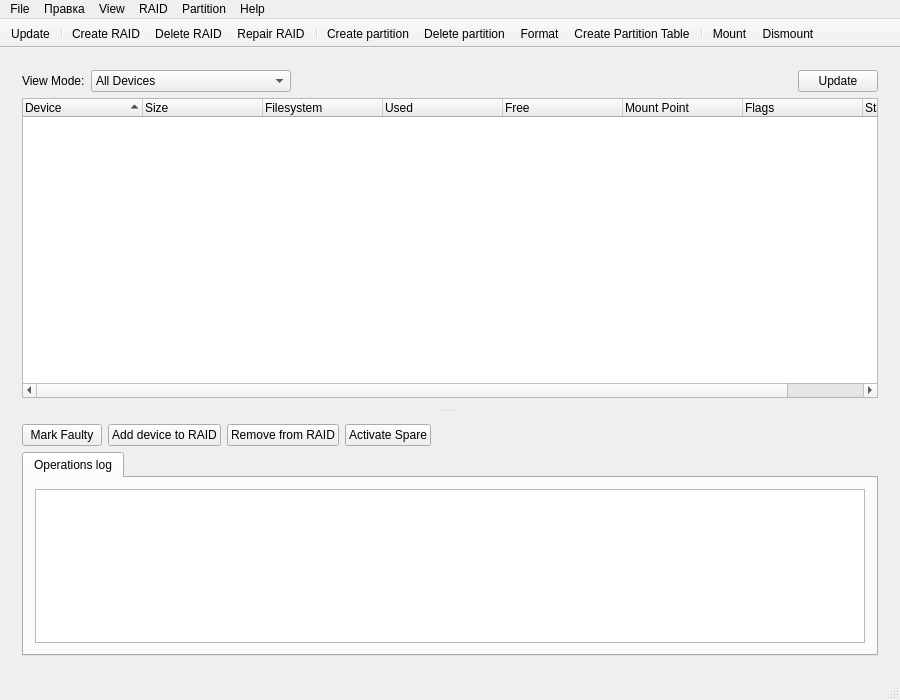
R031-E/fly-raid-manager, file mainwindow.ui: the form before one commit.
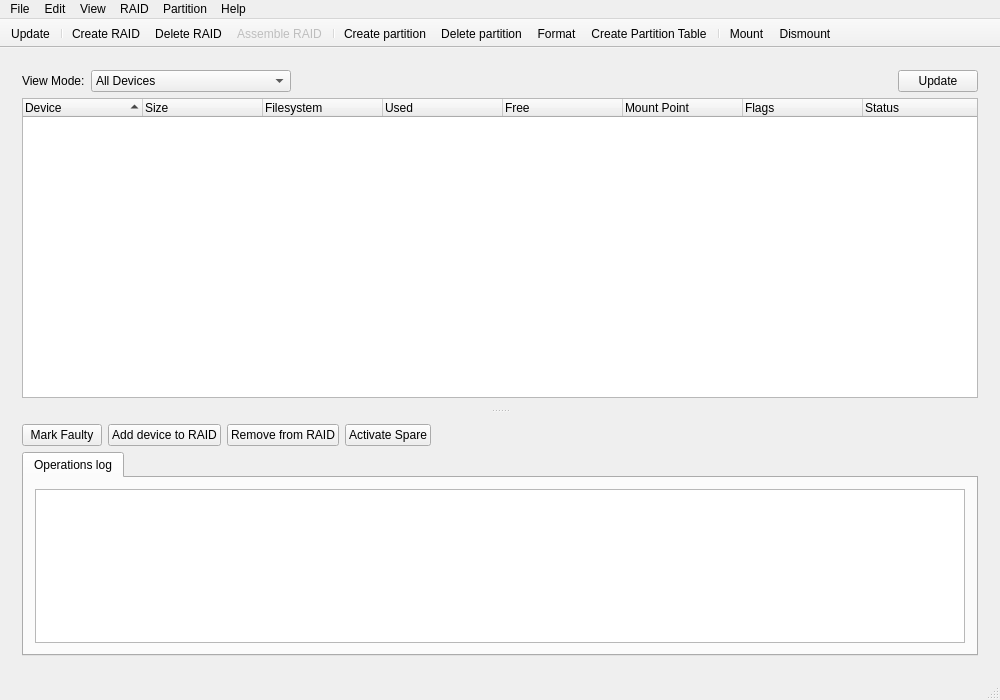
The form after the commit. Icons and pictures are not drawn.

Diff of the .ui file:
```diff
--- a/mainwindow.ui
+++ b/mainwindow.ui
@@ -6,7 +6,7 @@
    <rect>
     <x>0</x>
     <y>0</y>
-    <width>900</width>
+    <width>1000</width>
     <height>700</height>
    </rect>
   </property>
@@ -297,7 +297,7 @@
     <rect>
      <x>0</x>
      <y>0</y>
-     <width>900</width>
+     <width>1000</width>
      <height>22</height>
     </rect>
    </property>
@@ -311,7 +311,7 @@
    </widget>
    <widget class="QMenu" name="menuEdit">
     <property name="title">
-     <string>Правка</string>
+     <string>Edit</string>
     </property>
     <addaction name="actionSettings"/>
    </widget>
@@ -394,7 +394,7 @@
    <addaction name="separator"/>
    <addaction name="actionCreateRaid"/>
    <addaction name="actionDestroyRaid"/>
-   <addaction name="actionRepairRaid"/>
+   <addaction name="actionAssembleRaid"/>
    <addaction name="separator"/>
    <addaction name="actionCreatePartition"/>
    <addaction name="actionDeletePartition"/>
@@ -502,13 +502,16 @@
     <string>Mark Faulty</string>
    </property>
   </action>
-  <action name="actionRepairRaid">
+  <action name="actionAssembleRaid">
+   <property name="enabled">
+    <bool>false</bool>
+   </property>
    <property name="icon">
     <iconset theme="tools-check-spelling">
      <normaloff>.</normaloff>.</iconset>
    </property>
    <property name="text">
-    <string>Repair RAID</string>
+    <string>Assemble RAID</string>
    </property>
   </action>
   <action name="actionCreatePartition">
```
Left out of the diff: 8 changed lines with no effect on the pictures.
